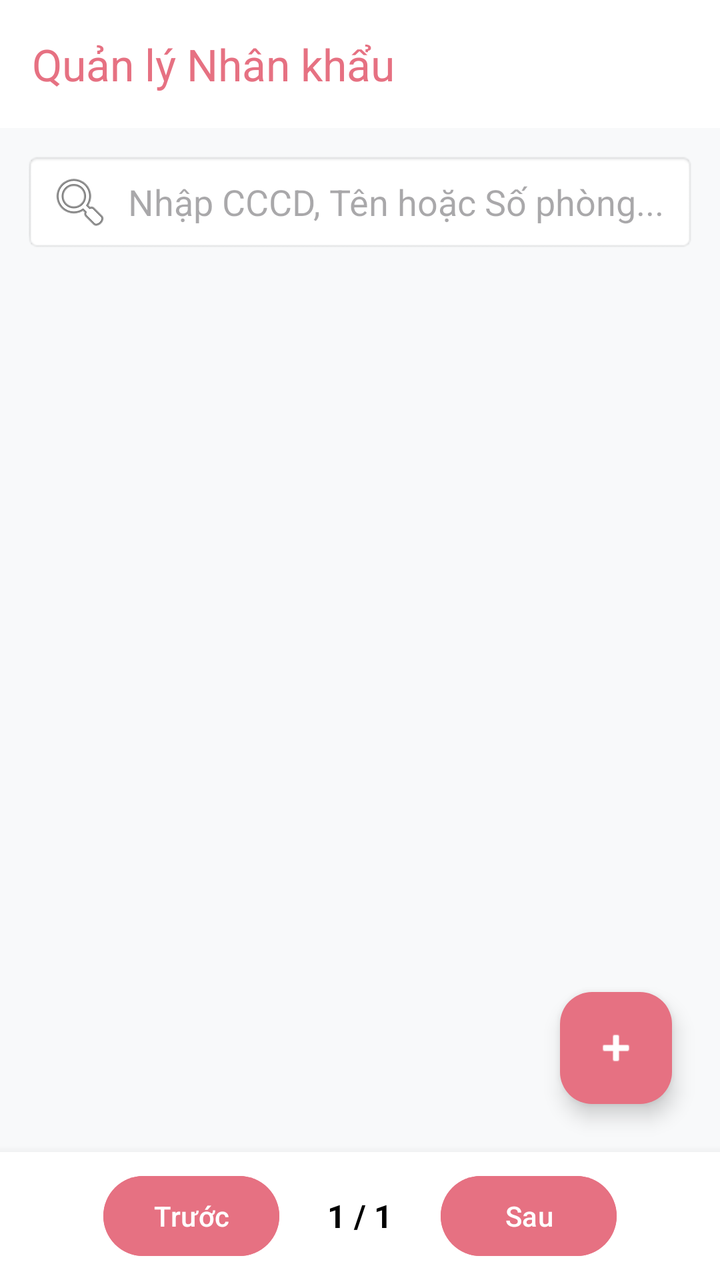
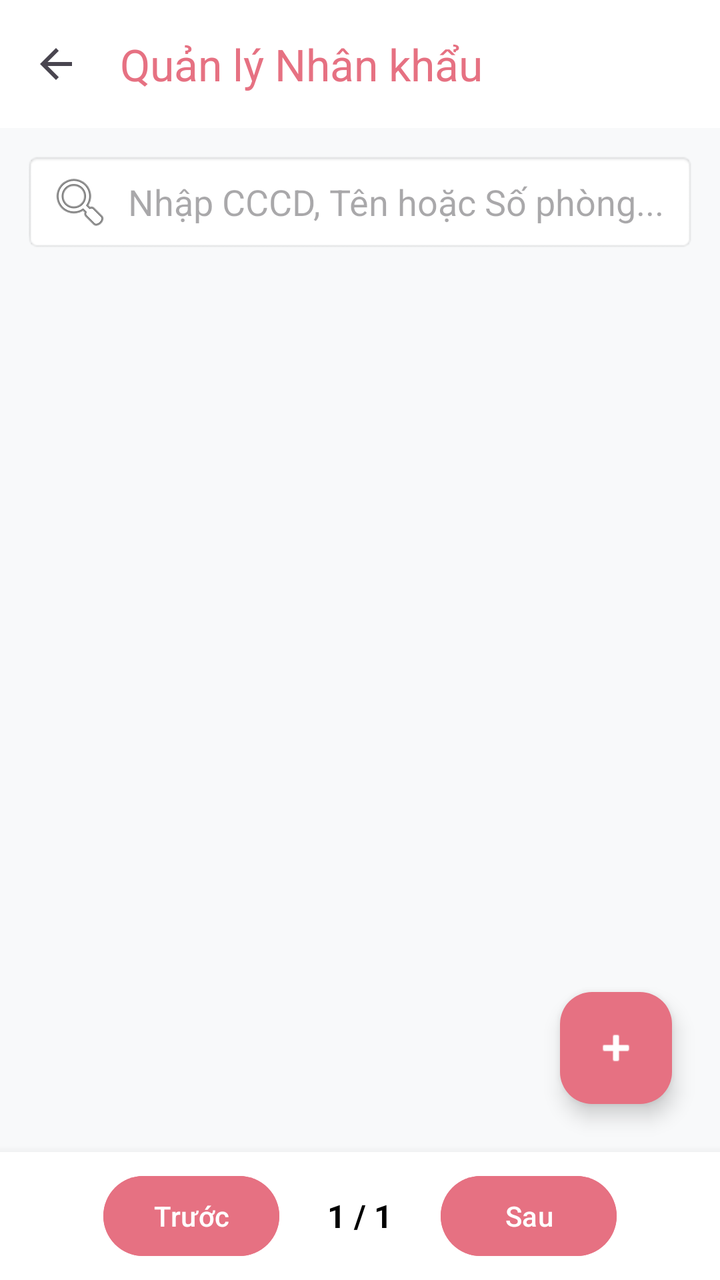

Compare the two renders of this Android layout. The source of the first and the diff that turns it into the second are given below.
<!-- AndroidManifest.xml: application theme Theme.Apt -->
<!-- res/layout/fragment_manage_resident.xml -->
<?xml version="1.0" encoding="utf-8"?>
<RelativeLayout xmlns:android="http://schemas.android.com/apk/res/android"
    xmlns:app="http://schemas.android.com/apk/res-auto"
    android:layout_width="match_parent"
    android:layout_height="match_parent"
    android:background="#F8F9FA">

    <androidx.appcompat.widget.Toolbar
        android:id="@+id/toolbar_manage_resident"
        android:layout_width="match_parent"
        android:layout_height="?attr/actionBarSize"
        android:background="@color/white"
        android:elevation="4dp"
        app:title="Quản lý Nhân khẩu"
        app:titleTextColor="@color/primary" />

    <EditText
        android:id="@+id/edt_search_resident"
        android:layout_width="match_parent"
        android:layout_height="50dp"
        android:layout_below="@id/toolbar_manage_resident"
        android:layout_margin="12dp"
        android:background="@android:drawable/editbox_background"
        android:drawableStart="@android:drawable/ic_menu_search"
        android:drawablePadding="8dp"
        android:hint="Nhập CCCD, Tên hoặc Số phòng..."
        android:padding="12dp"
        android:maxLines="1"
        android:singleLine="true" />

    <LinearLayout
        android:id="@+id/layout_pagination_resident"
        android:layout_width="match_parent"
        android:layout_height="wrap_content"
        android:layout_alignParentBottom="true"
        android:background="@color/white"
        android:elevation="8dp"
        android:gravity="center"
        android:orientation="horizontal"
        android:padding="8dp">

        <Button
            android:id="@+id/btn_prev_page_res"
            android:layout_width="wrap_content"
            android:layout_height="wrap_content"
            android:text="Trước"
            android:backgroundTint="@color/primary"/>

        <TextView
            android:id="@+id/tv_page_info_res"
            android:layout_width="wrap_content"
            android:layout_height="wrap_content"
            android:layout_marginEnd="24dp"
            android:layout_marginStart="24dp"
            android:text="1 / 1"
            android:textColor="@color/black"
            android:textSize="16sp"
            android:textStyle="bold" />

        <Button
            android:id="@+id/btn_next_page_res"
            android:layout_width="wrap_content"
            android:layout_height="wrap_content"
            android:text="Sau"
            android:backgroundTint="@color/primary"/>
    </LinearLayout>

    <androidx.recyclerview.widget.RecyclerView
        android:id="@+id/rv_residents"
        android:layout_width="match_parent"
        android:layout_height="match_parent"
        android:layout_below="@id/edt_search_resident"
        android:layout_above="@id/layout_pagination_resident"
        android:padding="8dp"
        android:clipToPadding="false" />

    <com.google.android.material.floatingactionbutton.FloatingActionButton
        android:id="@+id/fab_add_resident"
        android:layout_width="wrap_content"
        android:layout_height="wrap_content"
        android:layout_alignParentEnd="true"
        android:layout_above="@+id/layout_pagination_resident"
        android:layout_margin="24dp"
        android:src="@android:drawable/ic_input_add"
        app:backgroundTint="@color/primary"
        app:tint="@color/white" />

</RelativeLayout>
<!-- resources referenced by this layout -->
<resources>
  <color name="black">#FF000000</color>
  <color name="primary">#E67182</color>
  <color name="white">#FFFFFFFF</color>
  <style name="Theme.Apt" parent="Base.Theme.Apt" />
  <style name="Base.Theme.Apt" parent="Theme.Material3.DayNight.NoActionBar">
          
          
      </style>
</resources>

<!-- the commit's change to res/layout/fragment_manage_resident.xml (unified diff, before → after) -->
@@ -11,6 +11,7 @@
         android:layout_height="?attr/actionBarSize"
         android:background="@color/white"
         android:elevation="4dp"
+        app:navigationIcon="?attr/homeAsUpIndicator"
         app:title="Quản lý Nhân khẩu"
         app:titleTextColor="@color/primary" />
 
